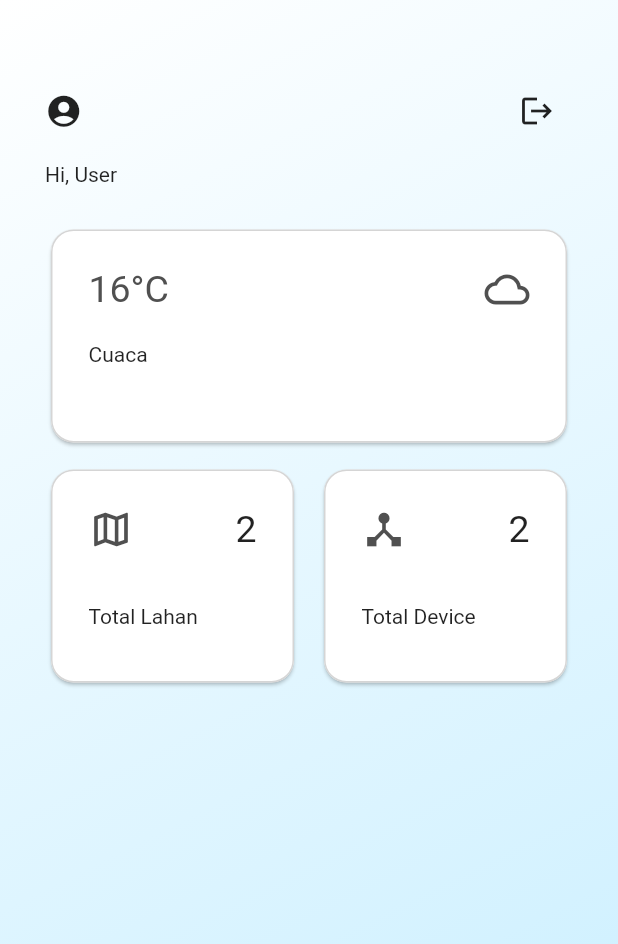
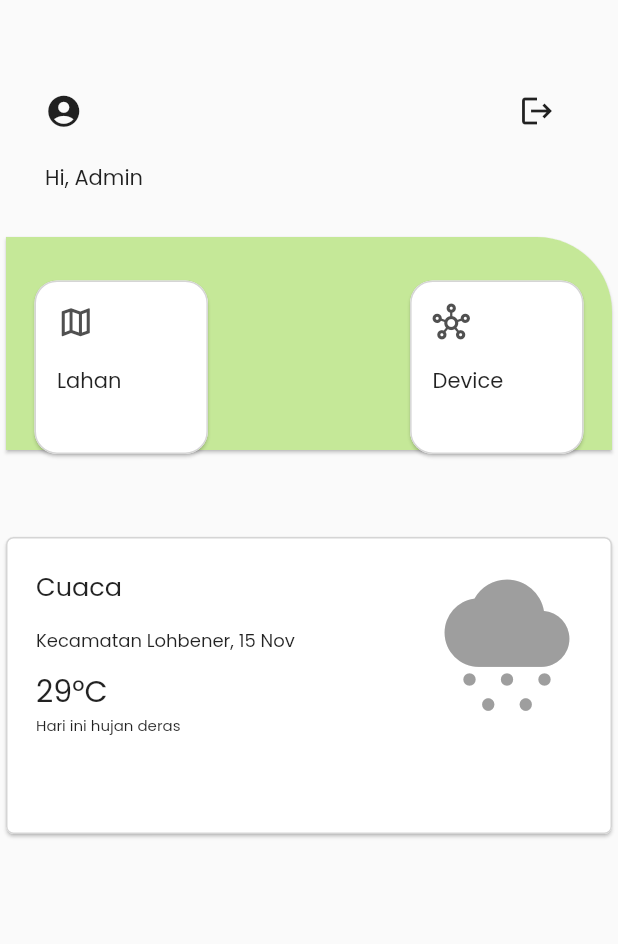
Before and after one commit to Malikibrahim10203/Proyek_2, a Flutter app: the DashboardFarmer screen opened directly, on a phone screen of 412 x 824 dp. Shown: the top 944 px of the screen. Run offline on Flutter 3.47's test engine with Material 2 defaults, Android fonts, the phone set to English and light mode, and no system bars; our stand-ins replace get, google_fonts, shared_preferences; accounts and stored records are empty; network calls fail.

Commit message:
new dashboard

```diff
--- a/smartfarm/lib/main.dart
+++ b/smartfarm/lib/main.dart
@@ -1,5 +1,6 @@
 import 'package:flutter/material.dart';
 import 'package:get/get.dart';
+import 'package:google_fonts/google_fonts.dart';
 import 'package:smartfarm/model/user.dart';
 import 'package:smartfarm/event/event_pref.dart';
 import 'package:smartfarm/pages/admin/dashboard_admin.dart';
@@ -19,6 +20,9 @@ class SmartFarm extends StatelessWidget {
   Widget build(BuildContext context) {
     return GetMaterialApp(
       debugShowCheckedModeBanner: false,
+      theme: ThemeData(
+        textTheme: GoogleFonts.poppinsTextTheme(),
+      ),
       home: FutureBuilder(
         future: EventPref.getUser(),
         builder: (context, AsyncSnapshot<User?> snapshot) {
--- a/smartfarm/lib/pages/farmer/dashboard_farmer.dart
+++ b/smartfarm/lib/pages/farmer/dashboard_farmer.dart
@@ -16,24 +16,16 @@ class _DashboardFarmerState extends State<DashboardFarmer> {
   @override
   Widget build(BuildContext context) {
     return Container(
-      decoration: BoxDecoration(
-        gradient: LinearGradient(
-          begin: Alignment.topLeft,
-          end: Alignment.bottomRight,
-          colors: [Colors.white, Color(0xffC7EEFF)],
-        ),
-      ),
       child: Scaffold(
-        backgroundColor: Colors.transparent,
         resizeToAvoidBottomInset: false,
         body: Container(
           child: SafeArea(
             child: SingleChildScrollView(
               child: Container(
-                padding: EdgeInsets.only(left: 30, top: 50, right: 30),
                 child: Column(
                   children: [
                     Container(
+                      padding: EdgeInsets.only(left: 30, top: 50, right: 30),
                       child: Row(
                         mainAxisAlignment: MainAxisAlignment.spaceBetween,
                         children: [
@@ -57,10 +49,11 @@ class _DashboardFarmerState extends State<DashboardFarmer> {
                       height: 10,
                     ),
                     Container(
+                      padding: EdgeInsets.only(left: 30, right: 30),
                       child: Row(
                         mainAxisAlignment: MainAxisAlignment.spaceBetween,
                         children: [
-                          Text('Hi, User')
+                          Text('Hi, Admin')
                         ],
                       ),
                     ),
@@ -69,7 +62,29 @@ class _DashboardFarmerState extends State<DashboardFarmer> {
                     ),
                     SizedBox(
                       height: 150,
-                      width: 420,
+                      width: MediaQuery.of(context).size.width*1,
+                      child: Card(
+                        color: Color(0xffC5E898),
+                        shape: RoundedRectangleBorder(
+                          borderRadius: BorderRadius.only(topRight: Radius.circular(50)),
+                        ),
+                        child: Container(
+                          padding: EdgeInsets.only(left: 15, right: 15),
+                          child: Column(
+                            children: [
+                              SizedBox(
+                                height: 25,
+                              ),
+                              Row(
+                                mainAxisAlignment: MainAxisAlignment.spaceBetween,
+                                children: [
+                                  GestureDetector(
+                                    onTap: () {
+                                      Navigator.push(context, MaterialPageRoute(builder: (context) => LandFarmer()));
+                                    },
+                                    child: SizedBox(
+                                      height: MediaQuery.of(context).size.height*0.15,
+                                      width: MediaQuery.of(context).size.width*0.3,
                                       child: Card(
                                         shape: RoundedRectangleBorder(
                                           borderRadius: BorderRadius.circular(15),
@@ -79,65 +94,7 @@ class _DashboardFarmerState extends State<DashboardFarmer> {
                                           ),
                                         ),
                                         child: Container(
-                          padding: EdgeInsets.all(25),
-                          child: Column(
-                            children: [
-                              Row(
-                                mainAxisAlignment: MainAxisAlignment.spaceBetween,
-                                children: [
-                                  Text(
-                                    "16°C",
-                                    style: TextStyle(
-                                      fontSize: 25,
-                                      color: Color(0xff505050),
-                                    ),
-                                  ),
-                                  Icon(
-                                    Icons.wb_cloudy_outlined,
-                                    size: 30,
-                                    color: Color(0xff505050),
-                                  ),
-                                ],
-                              ),
-                              SizedBox(
-                                height: 20,
-                              ),
-                              Row(
-                                mainAxisAlignment: MainAxisAlignment.start,
-                                children: [
-                                  Text(
-                                    "Cuaca",
-                                  ),
-                                ],
-                              ),
-                            ],
-                          ),
-                        ),
-                      ),
-                    ),
-                    SizedBox(
-                      height: 10,
-                    ),
-                    Row(
-                      mainAxisAlignment: MainAxisAlignment.spaceBetween,
-                      children: [
-                        GestureDetector(
-                          onTap: () {
-                            Navigator.push(context, MaterialPageRoute(builder: (context) => LandFarmer()));
-                          },
-                          child: SizedBox(
-                            height: 150,
-                            width: 170,
-                            child: Card(
-                              shape: RoundedRectangleBorder(
-                                borderRadius: BorderRadius.circular(15),
-                                side: BorderSide(
-                                  width: 1,
-                                  color: Color(0xffD5D5D5),
-                                ),
-                              ),
-                              child: Container(
-                                padding: EdgeInsets.all(25),
+                                          padding: EdgeInsets.all(15),
                                           child: Column(
                                             children: [
                                               Row(
@@ -145,26 +102,19 @@ class _DashboardFarmerState extends State<DashboardFarmer> {
                                                 children: [
                                                   Icon(
                                                     Icons.map_outlined,
-                                          size: 30,
+                                                    size: 25,
                                                     color: Color(0xff505050),
-                                        ),
-                                        Text(
-                                          "2",
-                                          style: TextStyle(
-                                              fontSize: 25
-                                          ),
                                                   ),
                                                 ],
                                               ),
                                               SizedBox(
-                                      height: 35,
+                                                height: MediaQuery.of(context).size.height*0.02,
                                               ),
                                               Row(
                                                 mainAxisAlignment: MainAxisAlignment.start,
                                                 children: [
                                                   Text(
-                                          "Total Lahan",
-
+                                                    "Lahan",
                                                   ),
                                                 ],
                                               ),
@@ -179,8 +129,8 @@ class _DashboardFarmerState extends State<DashboardFarmer> {
                                       Navigator.push(context, MaterialPageRoute(builder: (context) => Devicefarmer()));
                                     },
                                     child: SizedBox(
-                            height: 150,
-                            width: 170,
+                                      height: MediaQuery.of(context).size.height*0.15,
+                                      width: MediaQuery.of(context).size.width*0.3,
                                       child: Card(
                                         shape: RoundedRectangleBorder(
                                           borderRadius: BorderRadius.circular(15),
@@ -190,34 +140,27 @@ class _DashboardFarmerState extends State<DashboardFarmer> {
                                           ),
                                         ),
                                         child: Container(
-                                padding: EdgeInsets.all(25),
+                                          padding: EdgeInsets.all(15),
                                           child: Column(
                                             children: [
                                               Row(
                                                 mainAxisAlignment: MainAxisAlignment.spaceBetween,
                                                 children: [
                                                   Icon(
-                                          Icons.device_hub_outlined,
-                                          size: 30,
+                                                    Icons.hub_outlined,
+                                                    size: 25,
                                                     color: Color(0xff505050),
-                                        ),
-                                        Text(
-                                          "2",
-                                          style: TextStyle(
-                                              fontSize: 25
-                                          ),
                                                   ),
                                                 ],
                                               ),
                                               SizedBox(
-                                      height: 35,
+                                                height: MediaQuery.of(context).size.height*0.02,
                                               ),
                                               Row(
                                                 mainAxisAlignment: MainAxisAlignment.start,
                                                 children: [
                                                   Text(
-                                          "Total Device",
-
+                                                    "Device",
                                                   ),
                                                 ],
                                               ),
@@ -234,6 +177,79 @@ class _DashboardFarmerState extends State<DashboardFarmer> {
                         ),
                       ),
                     ),
+                    SizedBox(
+                      height: 50,
+                    ),
+                    SizedBox(
+                      height: MediaQuery.of(context).size.height*0.25,
+                      width: MediaQuery.of(context).size.width*1,
+                      child: Card(
+                        shape: RoundedRectangleBorder(
+                          borderRadius: BorderRadius.circular(5),
+                          side: BorderSide(
+                            width: 1,
+                            color: Color(0xffD5D5D5),
+                          ),
+                        ),
+                        child: Container(
+                          padding: EdgeInsets.all(20),
+                          child: Row(
+                            mainAxisAlignment: MainAxisAlignment.spaceBetween,
+                            children: [
+                              Column(
+                                crossAxisAlignment: CrossAxisAlignment.start,
+                                children: [
+                                  Text(
+                                    "Cuaca",
+                                    style: TextStyle(
+                                        fontSize: 17
+                                    ),
+                                  ),
+                                  SizedBox(
+                                    height: 15,
+                                  ),
+                                  Text(
+                                    "Kecamatan Lohbener, 15 Nov",
+                                    style: TextStyle(
+                                        fontSize: 12
+                                    ),
+                                  ),
+                                  SizedBox(
+                                    height: 10,
+                                  ),
+                                  Text(
+                                    "29°C",
+                                    style: TextStyle(
+                                        fontSize: 20
+                                    ),
+                                  ),
+                                  Text(
+                                    "Hari ini hujan deras",
+                                    style: TextStyle(
+                                        fontSize: 10
+                                    ),
+                                  ),
+                                ],
+                              ),
+                              Column(
+                                children: [
+                                  Icon(
+                                    Icons.cloudy_snowing,
+                                    size: 100,
+                                    color: Colors.grey,
+                                  )
+                                ],
+                              )
+                            ],
+                          ),
+                        ),
+                      ),
+                    ),
+                  ],
+                ),
+              ),
+            ),
+          ),
         ),
       ),
     );
--- a/smartfarm/pubspec.yaml
+++ b/smartfarm/pubspec.yaml
@@ -41,6 +41,7 @@ dependencies:
   http: ^0.13.3
   bcrypt: ^1.1.3
   intl: ^0.18.1
+  google_fonts: ^4.0.4
 
 dev_dependencies:
   flutter_test:
```
Also changed, not shown: smartfarm/lib/pages/admin/dashboard_admin.dart (+94 -85 lines), smartfarm/pubspec.lock, 1 other file. Lines whose indentation alone changed are shown as unchanged.
